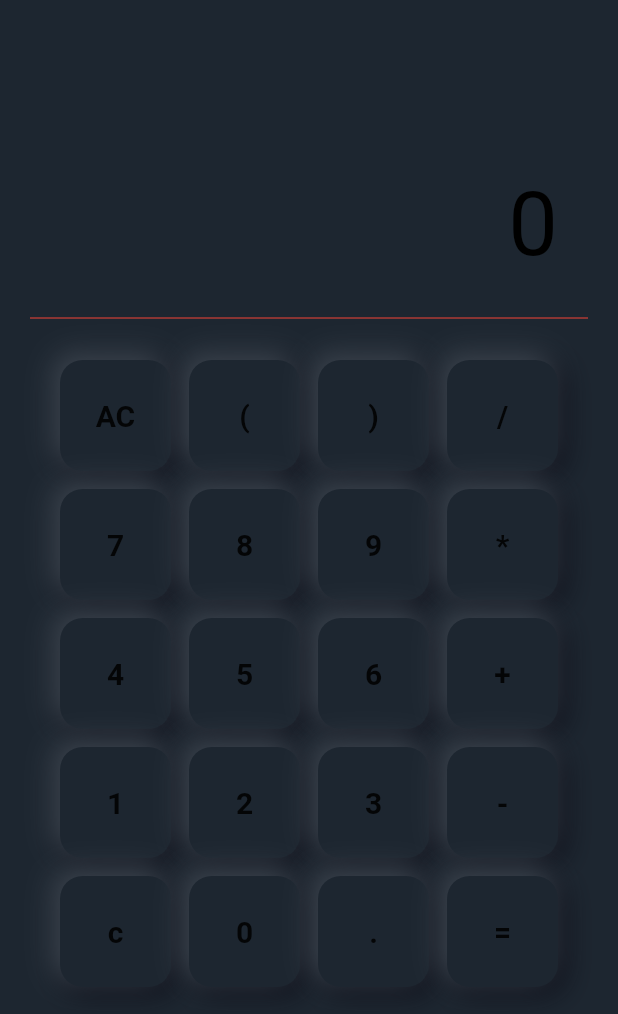
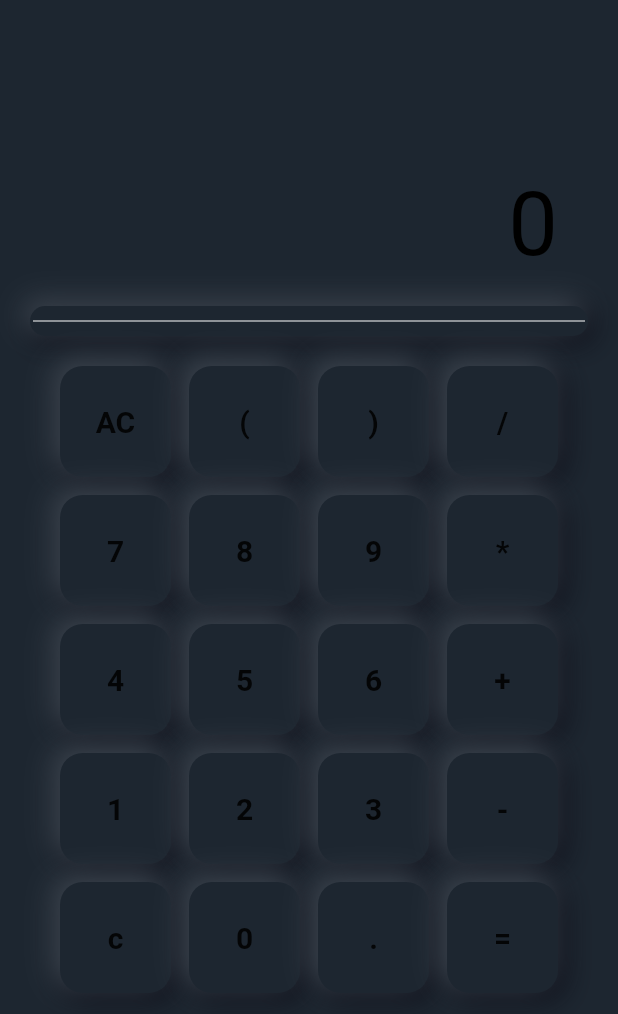
Before and after one commit to AnthonyBeerus/FlutterApp-Calculator, a Flutter app: the screen it shows after launch, on a phone screen of 412 x 824 dp. Shown: the top 1014 px of the screen. Run offline on Flutter 3.47's test engine with Material 2 defaults, Android fonts, the phone set to English and light mode, and no system bars.

Commit message:
I forgot what change i made lol

```diff
--- a/lib/pages/home.dart
+++ b/lib/pages/home.dart
@@ -79,7 +79,13 @@ class _HomePageState extends State<HomePage> {
                   ),
                 ),
               ),
-              Divider(color: Colors.red),
+              Container(
+                child: NeuBox(
+                  child: Divider(
+                    color: Colors.white,
+                    ),
+                  ),
+                ),
               Expanded(
                 child: Container(
                   padding: EdgeInsets.all(20),
```
